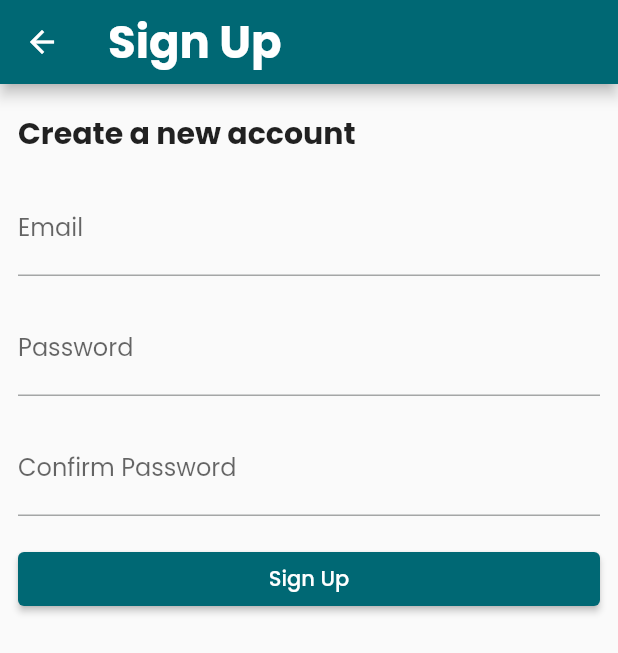
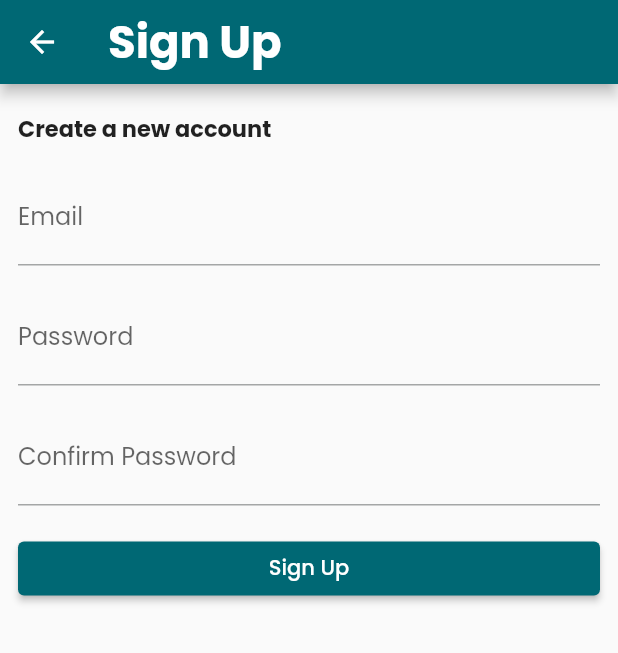
Before and after one commit to ucd-seniorDesign2324/Neuro-Nudge-Flutter-Project, a Flutter app: the SignUpPage screen opened directly, on a phone screen of 412 x 824 dp. Shown: the top 653 px of the screen. Run offline on Flutter 3.47's test engine with Material 3 defaults, Android fonts, the phone set to English and light mode, and no system bars; our stand-ins replace flutter_local_notifications, flutter_riverpod, gap, google_fonts, material_floating_search_bar_2, rxdart and 3 more; missing offline and left inert: animated_floating_buttons, icalendar_parser; accounts and stored records are empty; network calls fail; statements that could not run were skipped.

Commit message:
Small theme changes

```diff
--- a/lib/presentation/home_page.dart
+++ b/lib/presentation/home_page.dart
@@ -133,9 +133,10 @@
             appointmentDisplayMode: MonthAppointmentDisplayMode.appointment,
           ),
 
-          timeSlotViewSettings: const TimeSlotViewSettings(
+          timeSlotViewSettings: TimeSlotViewSettings(
             numberOfDaysInView: 1,
             timeIntervalHeight: 100,
+            timeTextStyle: Theme.of(context).textTheme.bodyMedium
           ),
 
           scheduleViewSettings: const ScheduleViewSettings(
--- a/lib/presentation/theme.dart
+++ b/lib/presentation/theme.dart
@@ -16,7 +16,7 @@
       fontWeight: FontWeight.bold,
     ),
     bodyMedium: GoogleFonts.poppins(
-      fontSize: 20,
+      fontSize: 15,
       fontWeight: FontWeight.bold
     ),
     bodyLarge: GoogleFonts.poppins(
```
